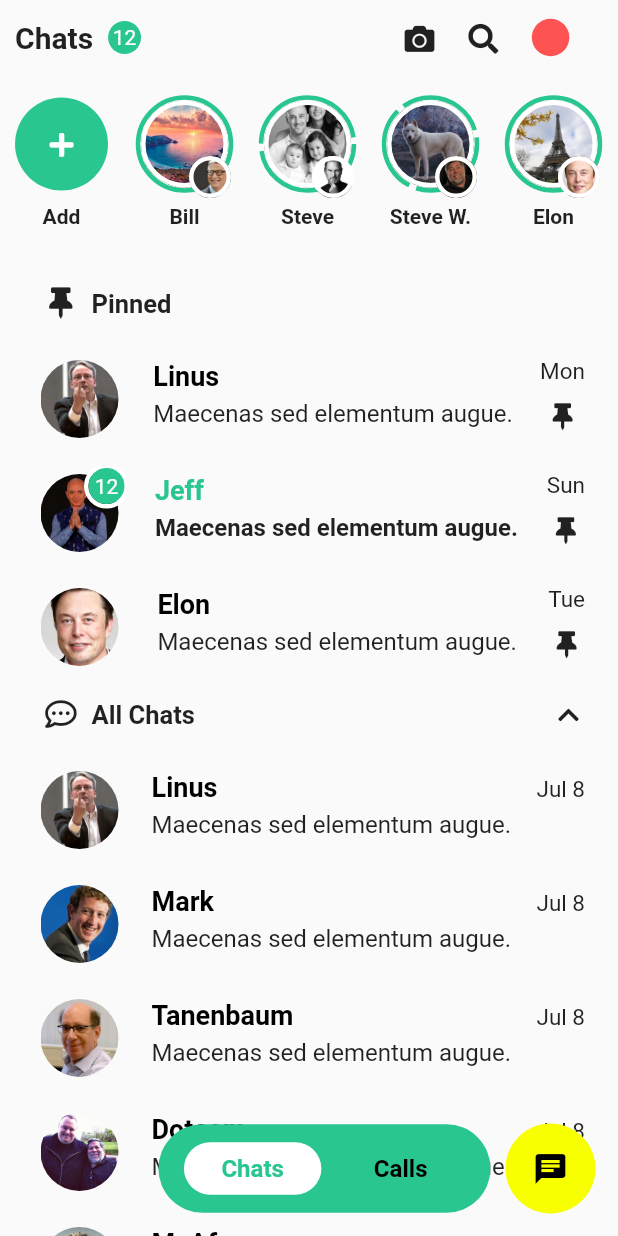
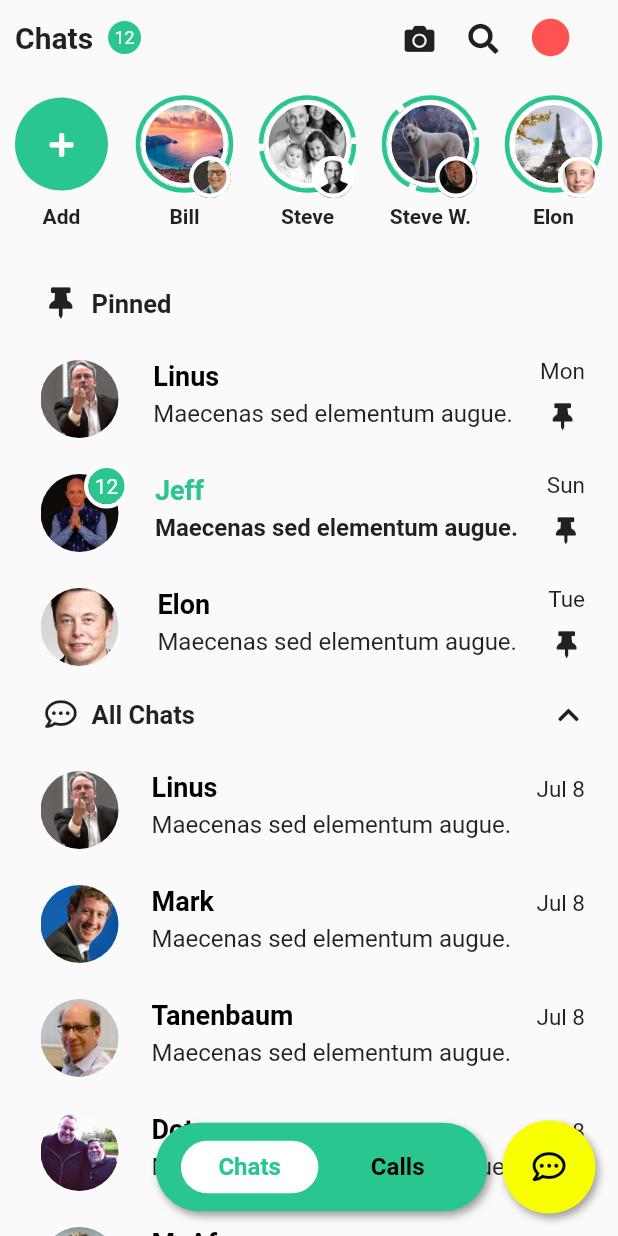
Before and after one commit to feMoraes0/whatsapp-redesign-ui, a Flutter app: the screen it shows after launch, on a phone screen of 412 x 824 dp. Run offline on Flutter 3.47's test engine with Material 2 defaults, Android fonts, the phone set to English and light mode, and no system bars; drawn by our look-alikes of dotted_border; our stand-ins replace font_awesome_flutter, google_fonts.

Commit message:
Added shadows and fixed font size

```diff
--- a/lib/screens/chats.dart
+++ b/lib/screens/chats.dart
@@ -34,7 +34,7 @@ class ChatsScreen extends StatelessWidget {
                   child: Text(
                     "12",
                     style: GoogleFonts.istokWeb(
-                      fontSize: 14.0,
+                      fontSize: 12.0,
                       color: Colors.white,
                     ),
                   ),
@@ -99,6 +99,13 @@ class ChatsScreen extends StatelessWidget {
                     decoration: BoxDecoration(
                       color: theme.primaryColor,
                       borderRadius: BorderRadius.circular(100.0),
+                      boxShadow: [
+                        BoxShadow(
+                          color: Colors.black38,
+                          offset: Offset(2.0, 3.0),
+                          blurRadius: 4.0,
+                        )
+                      ],
                     ),
                     child: Row(
                       children: <Widget>[
@@ -143,14 +150,25 @@ class ChatsScreen extends StatelessWidget {
                       ],
                     ),
                   ),
-                  CircleAvatar(
-                    backgroundColor: Color.fromRGBO(247, 255, 0, 1.0,),
-                    radius: 30.0,
+                  Container(
+                    padding: const EdgeInsets.all(20.0),
+                    decoration: BoxDecoration(
+                      color: Color.fromRGBO(247, 255, 0, 1.0,),
+                      borderRadius: BorderRadius.circular(100.0),
+                      boxShadow: [
+                        BoxShadow(
+                          color: Colors.black38,
+                          offset: Offset(2.0, 3.0),
+                          blurRadius: 4.0,
+                        )
+                      ],
+                    ),
                     child: Icon(
-                      Icons.chat,
+                      FontAwesomeIcons.commentDots,
+                      size: 22.0,
                       color: Colors.black,
                     ),
-                  )
+                  ),
                 ],
               ),
             )
```
